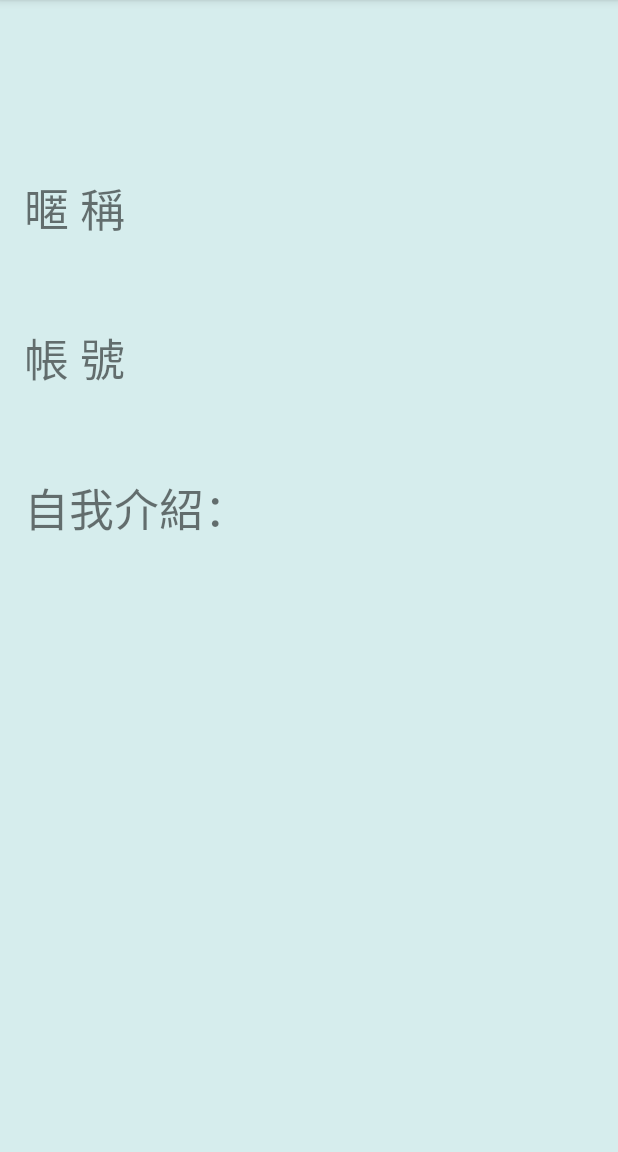
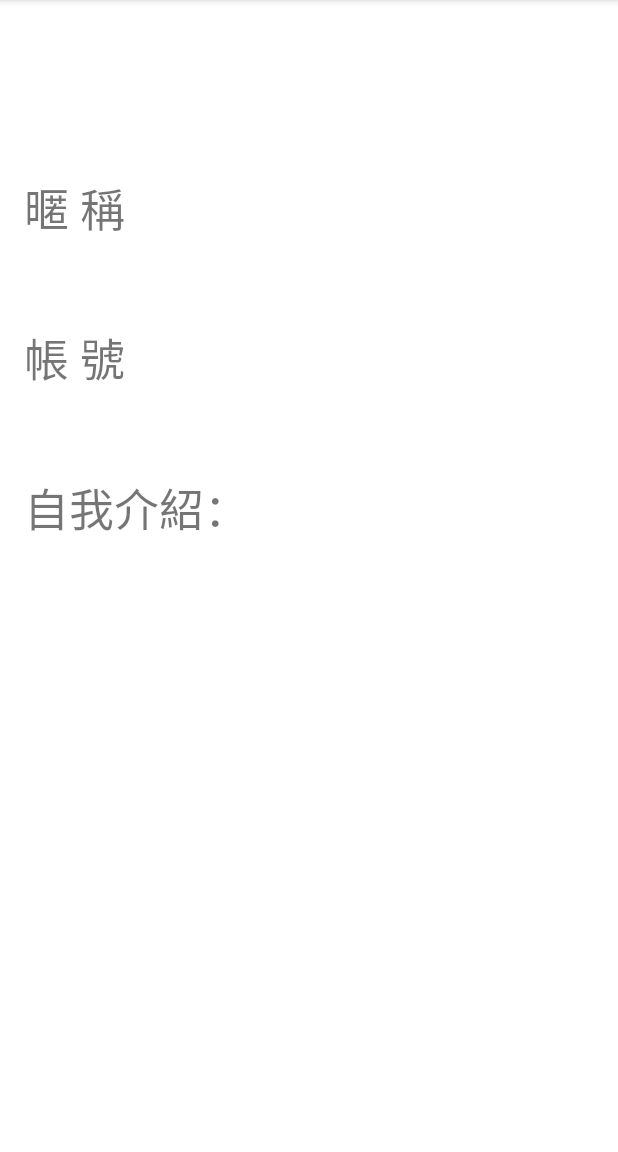
Before and after one commit to fcu-d0308810/FinalProgarm_Network, an Android app: the screen it shows after launch once a user with an empty profile is signed in (MainActivity), after a tap on an icon or button, on a phone screen of 412 x 824 dp, the part 84-1236 px from its top. Run offline under Robolectric (Android 15) with nearby library versions, the phone set to English and light mode, and no system bars; our stand-ins replace Firebase (no records; nobody signed in at launch, a user with empty details on screens opened directly); 2 statements that could not run were skipped; 1 other tap on this screen came first.

Commit message:
改顏色

```diff
--- a/app/src/main/res/layout/content_main.xml
+++ b/app/src/main/res/layout/content_main.xml
@@ -12,7 +12,7 @@
     app:layout_behavior="@string/appbar_scrolling_view_behavior"
     tools:context="com.example.ihaveadream0528.finalprogarm.MainActivity"
     tools:showIn="@layout/app_bar_main"
-    android:background="#d6eded">
+    android:background="#ffffff">
 
 
 
--- a/app/src/main/res/layout/message.xml
+++ b/app/src/main/res/layout/message.xml
@@ -8,7 +8,7 @@
         android:layout_alignParentTop="true"
         android:layout_alignParentStart="true"
         android:id="@+id/message_user"
-        android:textColor="#FFFFFF"
+        android:textColor="#000000"
         android:textStyle="normal|bold" />
 
     <TextView
@@ -16,7 +16,7 @@
         android:layout_height="wrap_content"
         android:layout_alignBottom="@+id/message_user"
         android:layout_alignParentEnd="true"
-        android:textColor="#FFFFFF"
+        android:textColor="#000000"
         android:id="@+id/message_time" />
 
     <TextView
@@ -26,7 +26,7 @@
         android:layout_alignParentStart="true"
         android:layout_marginTop="5dp"
         android:id="@+id/message_text"
-        android:textColor="#FFFFFF"
+        android:textColor="#000000"
         android:textAlignment="center"
         android:textAppearance="@style/TextAppearance.AppCompat.Body1"
         android:textSize="25sp" />
```
